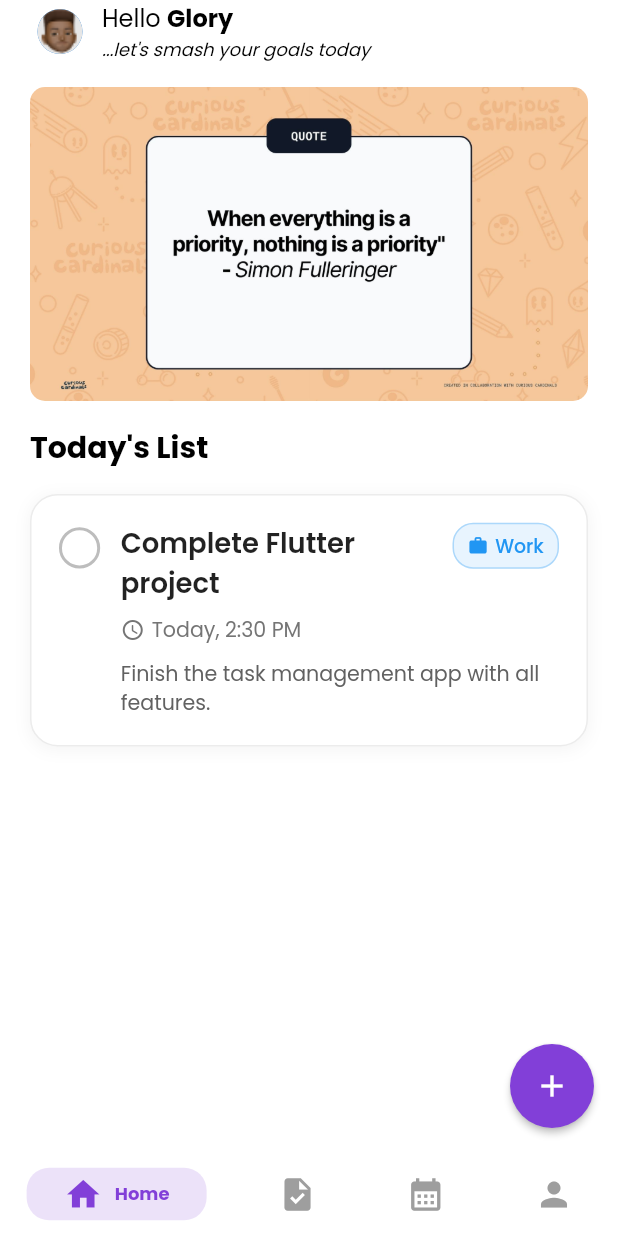
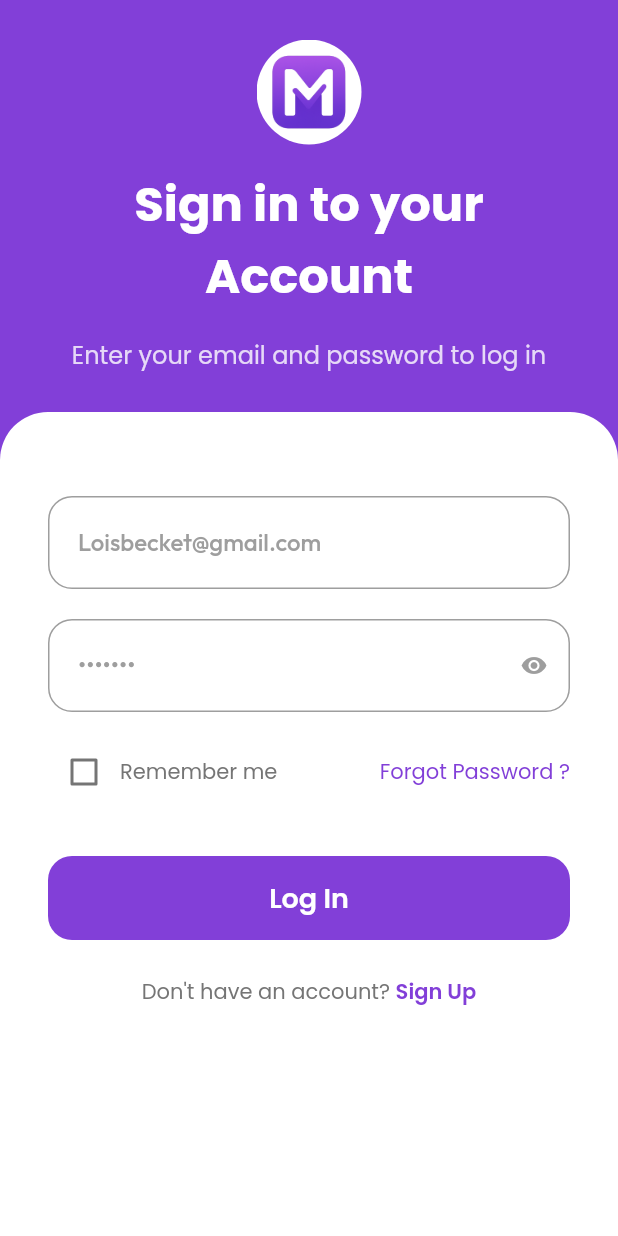
Before and after one commit to israelglory/mytodo, a Flutter app: the screen it shows after launch, on a phone screen of 412 x 824 dp. Run offline on Flutter 3.47's test engine with Material 3 defaults, Android fonts, the phone set to English and light mode, and no system bars; drawn by our look-alikes of carousel_slider, overlay_support, persistent_bottom_nav_bar; our stand-ins replace dio, firebase_core, firebase_messaging, flutter_screenutil, flutter_svg, get_it and 9 more; missing offline and left inert: local_auth_android, local_auth_darwin; accounts and stored records are empty; statements that could not run were skipped.

Commit message:
Implement SignIn and SignUp views with corresponding ViewModels; refactor navigation logic in SplashScreenVM.

```diff
--- /dev/null
+++ b/lib/presentation/auth/sign_in/sign_in_view.dart
@@ -0,0 +1,204 @@
+import 'package:flutter/material.dart';
+import 'package:mytodo/core/cores.dart';
+import 'package:mytodo/presentation/auth/sign_up/sign_up_view.dart';
+import 'package:stacked/stacked.dart';
+import 'sign_in_viewmodel.dart';
+
+class SignInView extends StatelessWidget {
+  const SignInView({super.key});
+
+  @override
+  Widget build(BuildContext context) {
+    return ViewModelBuilder<SignInViewModel>.reactive(
+      viewModelBuilder: () => SignInViewModel(),
+      builder: (context, viewModel, child) {
+        return Scaffold(
+          backgroundColor: AppColors.primaryColor,
+          body: SafeArea(
+            bottom: false,
+            child: Column(
+              children: [
+                // Top section with logo and title
+                Expanded(
+                  flex: 2,
+                  child: Column(
+                    mainAxisAlignment: MainAxisAlignment.center,
+                    children: [
+                      // Logo
+                      ClipOval(
+                        child: Image.asset(
+                          AppAssets.appIconPNG,
+                          fit: BoxFit.cover,
+                          width: 70,
+                          height: 70,
+                        ),
+                      ),
+                      SizedBox(height: 16),
+
+                      // Title
+                      AppText(
+                        'Sign in to your',
+                        fontSize: 32,
+                        fontWeight: FontWeight.bold,
+                        color: Colors.white,
+                        alignment: TextAlign.center,
+                      ),
+                      AppText(
+                        'Account',
+                        fontSize: 32,
+                        fontWeight: FontWeight.bold,
+                        color: Colors.white,
+                        alignment: TextAlign.center,
+                      ),
+                      SizedBox(height: 16),
+
+                      // Subtitle
+                      AppText(
+                        'Enter your email and password to log in',
+                        fontSize: 16,
+                        color: Colors.white.withOpacity(0.8),
+                        alignment: TextAlign.center,
+                      ),
+                    ],
+                  ),
+                ),
+
+                // Bottom section with form
+                Expanded(
+                  flex: 4,
+                  child: Container(
+                    width: double.infinity,
+                    decoration: BoxDecoration(
+                      color: Colors.white,
+                      borderRadius: BorderRadius.only(
+                        topLeft: Radius.circular(32),
+                        topRight: Radius.circular(32),
+                      ),
+                    ),
+                    child: Padding(
+                      padding: EdgeInsets.all(32),
+                      child: SingleChildScrollView(
+                        child: Column(
+                          children: [
+                            SizedBox(height: 24),
+
+                            // Email field
+                            AppCustomTextField(
+                              textEditingController: viewModel.emailController,
+                              hintText: 'Loisbecket@gmail.com',
+                              textInputType: TextInputType.emailAddress,
+                              borderRadius: 16,
+                              padding: EdgeInsets.symmetric(
+                                horizontal: 20,
+                                vertical: 20,
+                              ),
+                              fontSize: 16,
+                            ),
+                            SizedBox(height: 20),
+
+                            // Password field
+                            AppCustomTextField(
+                              textEditingController:
+                                  viewModel.passwordController,
+                              hintText: '•••••••',
+                              obscureText: !viewModel.isPasswordVisible,
+                              borderRadius: 16,
+                              maxLines: 1,
+                              padding: EdgeInsets.symmetric(
+                                horizontal: 20,
+                                vertical: 20,
+                              ),
+                              fontSize: 16,
+                              suffixIcon: IconButton(
+                                icon: Icon(
+                                  viewModel.isPasswordVisible
+                                      ? Icons.visibility_off
+                                      : Icons.visibility,
+                                  color: Colors.grey,
+                                ),
+                                onPressed: viewModel.togglePasswordVisibility,
+                              ),
+                            ),
+                            SizedBox(height: 16),
+
+                            // Remember me and forgot password row
+                            Row(
+                              children: [
+                                Row(
+                                  children: [
+                                    Checkbox(
+                                      value: viewModel.rememberMe,
+                                      onChanged: viewModel.toggleRememberMe,
+                                      activeColor: AppColors.primaryColor,
+                                    ),
+                                    AppText(
+                                      'Remember me',
+                                      fontSize: 14,
+                                      color: Colors.grey.shade600,
+                                    ),
+                                  ],
+                                ),
+                                Spacer(),
+                                AppText(
+                                  'Forgot Password ?',
+                                  fontSize: 14,
+                                  color: AppColors.primaryColor,
+                                  onPress: () {
+                                    // Handle forgot password
+                                  },
+                                  isTextButton: true,
+                                ),
+                              ],
+                            ),
+                            SizedBox(height: 32),
+
+                            // Login button
+                            AppButton(
+                              title: 'Log In',
+                              onPressed: viewModel.signIn,
+                              color: AppColors.primaryColor,
+                              textColor: Colors.white,
+                              radius: 16,
+                              height: 56,
+                              width: double.infinity,
+                              fontSize: 18,
+                              textFontWeight: FontWeight.w600,
+                              loading: viewModel.isBusy,
+                            ),
+                            SizedBox(height: 24),
+
+                            // Sign up text
+                            Row(
+                              mainAxisAlignment: MainAxisAlignment.center,
+                              children: [
+                                AppText(
+                                  "Don't have an account? ",
+                                  fontSize: 14,
+                                  color: Colors.grey.shade600,
+                                ),
+                                AppText(
+                                  'Sign Up',
+                                  fontSize: 14,
+                                  color: AppColors.primaryColor,
+                                  fontWeight: FontWeight.w600,
+                                  onPress: () {
+                                    navigationService.push(SignUpView());
+                                  },
+                                  isTextButton: true,
+                                ),
+                              ],
+                            ),
+                          ],
+                        ),
+                      ),
+                    ),
+                  ),
+                ),
+              ],
+            ),
+          ),
+        );
+      },
+    );
+  }
+}
--- /dev/null
+++ b/lib/presentation/auth/sign_in/sign_in_viewmodel.dart
@@ -0,0 +1,39 @@
+import 'package:flutter/material.dart';
+import 'package:stacked/stacked.dart';
+
+class SignInViewModel extends BaseViewModel {
+  TextEditingController emailController = TextEditingController();
+  TextEditingController passwordController = TextEditingController();
+
+  bool _isPasswordVisible = false;
+  bool _rememberMe = false;
+
+  bool get isPasswordVisible => _isPasswordVisible;
+  bool get rememberMe => _rememberMe;
+
+  void togglePasswordVisibility() {
+    _isPasswordVisible = !_isPasswordVisible;
+    notifyListeners();
+  }
+
+  void toggleRememberMe(bool? value) {
+    _rememberMe = value ?? false;
+    notifyListeners();
+  }
+
+  Future<void> signIn() async {
+    setBusy(true);
+
+    // Add your sign in logic here
+    await Future.delayed(const Duration(seconds: 2)); // Simulate API call
+
+    setBusy(false);
+  }
+
+  @override
+  void dispose() {
+    emailController.dispose();
+    passwordController.dispose();
+    super.dispose();
+  }
+}
--- a/lib/presentation/splash_screen/splash_screen_vm.dart
+++ b/lib/presentation/splash_screen/splash_screen_vm.dart
@@ -1,6 +1,7 @@
 import 'dart:developer';
 
 import 'package:mytodo/core/cores.dart';
+import 'package:mytodo/presentation/auth/sign_in/sign_in_view.dart';
 import 'package:mytodo/presentation/bottom_navigation_view/bottom_navigation_view.dart';
 
 import 'package:stacked/stacked.dart';
@@ -10,9 +11,9 @@ class SplashScreenVM extends BaseViewModel {
     await Future.delayed(const Duration(seconds: 5));
     final isAuthenticated = appGlobals.token != null;
     if (isAuthenticated) {
-      navigationService.pushReplacement(const BottomNavigationView());
+      navigationService.pushReplacement(const SignInView());
     } else {
-      navigationService.pushReplacement(const BottomNavigationView());
+      navigationService.pushReplacement(const SignInView());
       //navigationService.pushReplacement(const BottomNavigationView());
     }
   }
```
Also changed, not shown: lib/presentation/auth/sign_up/sign_up_view.dart (added, +186 -0 lines), lib/presentation/auth/sign_up/sign_up_viewmodel.dart (added, +40 -0 lines).
